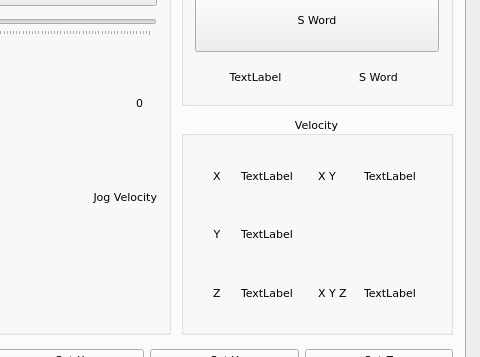
Above: examples/BP-Tom/tp3-touch.ui from jethornton/flexgui before the change; both pictures show x 800 to 1280 and y 372 to 729 of the 1280 by 820 pixel window. Below: the same form after it.
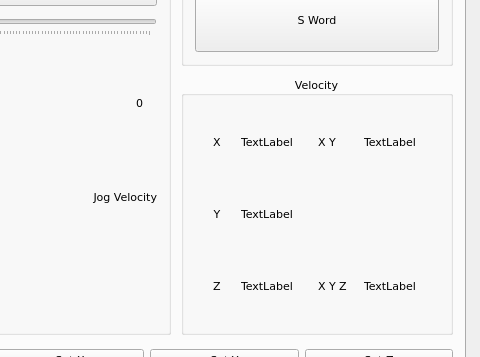
That is the form after the change. The open tabs and pages were chosen to show the change.

Commit message: remove settings_speed_lb from examples

```diff
--- a/examples/BP-Tom/tp3-touch.ui
+++ b/examples/BP-Tom/tp3-touch.ui
@@ -2473,57 +2473,6 @@
                  </item>
                 </layout>
                </item>
-               <item>
-                <layout class="QHBoxLayout" name="horizontalLayout_44">
-                 <property name="spacing">
-                  <number>2</number>
-                 </property>
-                 <property name="leftMargin">
-                  <number>2</number>
-                 </property>
-                 <property name="topMargin">
-                  <number>2</number>
-                 </property>
-                 <property name="rightMargin">
-                  <number>2</number>
-                 </property>
-                 <property name="bottomMargin">
-                  <number>2</number>
-                 </property>
-                 <item>
-                  <widget class="QLabel" name="settings_speed_lb">
-                   <property name="minimumSize">
-                    <size>
-                     <width>80</width>
-                     <height>30</height>
-                    </size>
-                   </property>
-                   <property name="text">
-                    <string>TextLabel</string>
-                   </property>
-                   <property name="alignment">
-                    <set>Qt::AlignCenter</set>
-                   </property>
-                  </widget>
-                 </item>
-                 <item>
-                  <widget class="QLabel" name="label_38">
-                   <property name="minimumSize">
-                    <size>
-                     <width>90</width>
-                     <height>30</height>
-                    </size>
-                   </property>
-                   <property name="text">
-                    <string>S Word</string>
-                   </property>
-                   <property name="alignment">
-                    <set>Qt::AlignCenter</set>
-                   </property>
-                  </widget>
-                 </item>
-                </layout>
-               </item>
               </layout>
              </widget>
             </item>
```
Left out of the diff: 14 changed lines with no effect on the pictures. The commit also changes 2 other files.
